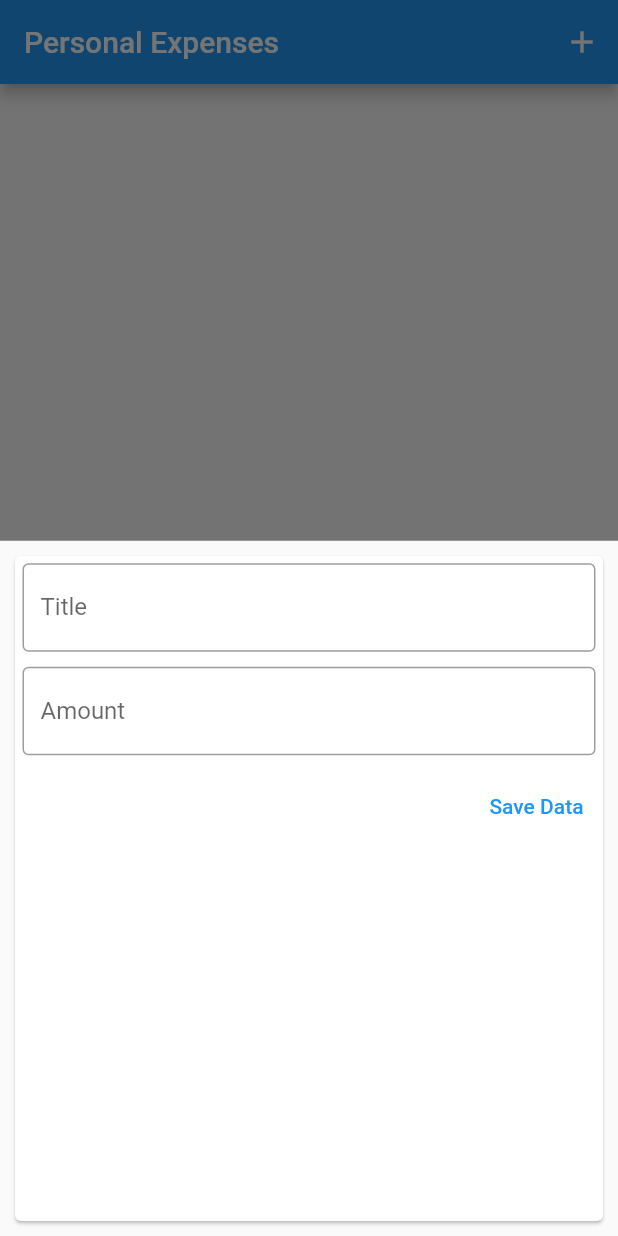
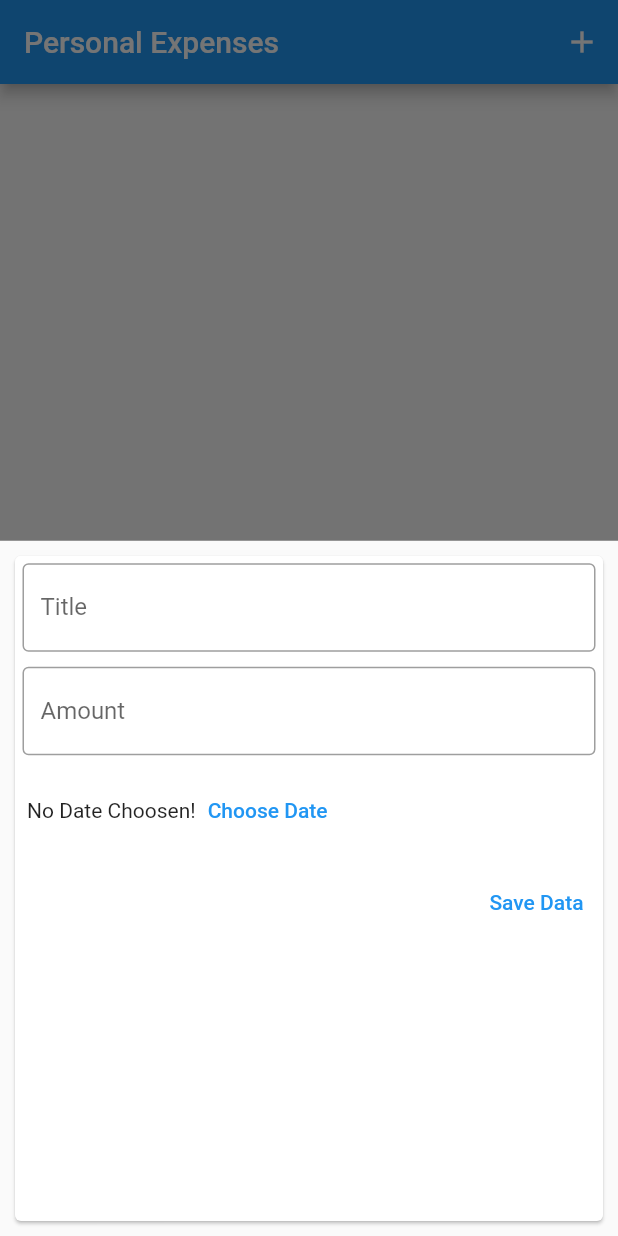
Before and after one commit to Krupal01/Transaction-Application, a Flutter app: the screen it shows after launch, after a tap on the "delete" icon, after a tap on the "add" icon, on a phone screen of 412 x 824 dp. Run offline on Flutter 3.47's test engine with Material 2 defaults, Android fonts, the phone set to English and light mode, and no system bars.

Commit message:
ADD : DatePicker

```diff
--- a/lib/widgets/new_transaction.dart
+++ b/lib/widgets/new_transaction.dart
@@ -1,10 +1,37 @@
 import 'package:flutter/material.dart';
+import 'package:intl/intl.dart';
 
-class NewTransaction extends StatelessWidget {
+class NewTransaction extends StatefulWidget {
   final Function addNew;
+
+  const NewTransaction({Key? key, required this.addNew}) : super(key: key);
+
+  @override
+  State<NewTransaction> createState() => _NewTransactionState();
+}
+
+class _NewTransactionState extends State<NewTransaction> {
   final TextEditingController titleController = TextEditingController();
+
   final TextEditingController amountController = TextEditingController();
-  NewTransaction({Key? key, required this.addNew}) : super(key: key);
+
+  DateTime? _selectedDate;
+
+  void _selectDate() {
+    showDatePicker(
+      context: context,
+      initialDate: DateTime.now(),
+      firstDate: DateTime(2021),
+      lastDate: DateTime.now(),
+    ).then((pickedDate) {
+      if (pickedDate == null) {
+        return;
+      }
+      setState(() {
+        _selectedDate = pickedDate;
+      });
+    });
+  }
 
   @override
   Widget build(BuildContext context) {
@@ -34,12 +61,28 @@ class NewTransaction extends StatelessWidget {
             ),
           ),
           Container(
+            padding: const EdgeInsets.all(8.0),
+            child: Row(
+              children: [
+                Text(_selectedDate == null
+                    ? "No Date Choosen!"
+                    : "Picked Date : ${DateFormat.yMd().format(_selectedDate!)}"),
+                TextButton(
+                    onPressed: _selectDate,
+                    child: Text(
+                      "Choose Date",
+                      style: TextStyle(color: Theme.of(context).primaryColor),
+                    ))
+              ],
+            ),
+          ),
+          Container(
               padding: const EdgeInsets.all(5.0),
               width: double.infinity,
               alignment: Alignment.centerRight,
               child: TextButton(
                 onPressed: () {
-                  addNew(titleController.text,
+                  widget.addNew(titleController.text,
                       double.parse(amountController.text));
                 },
                 child: const Text("Save Data"),
```
